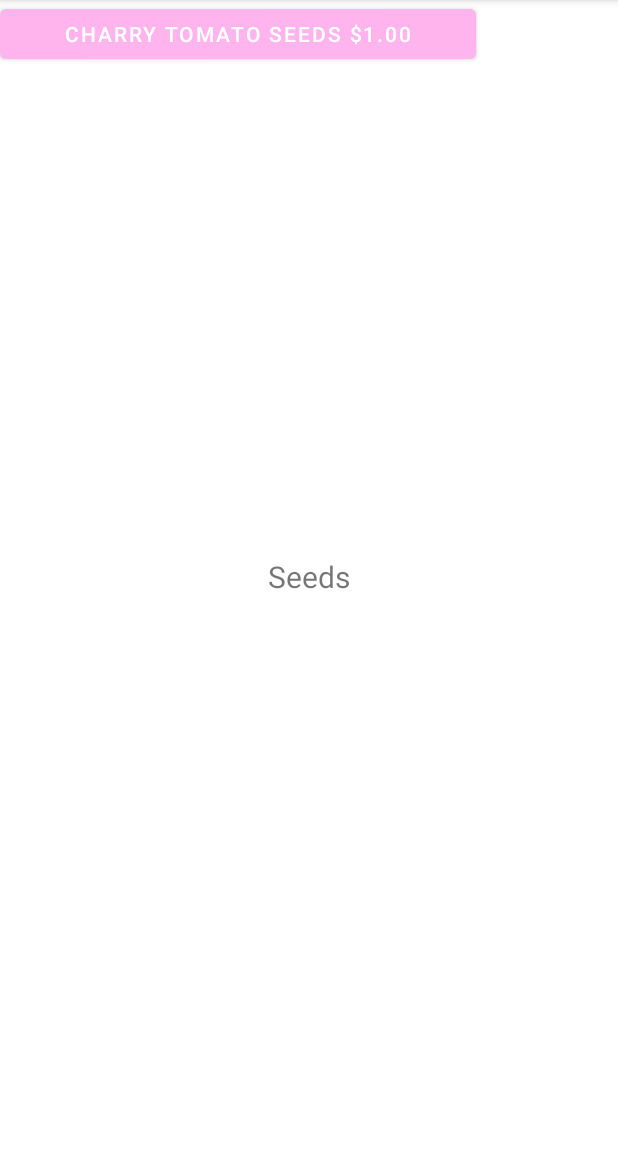
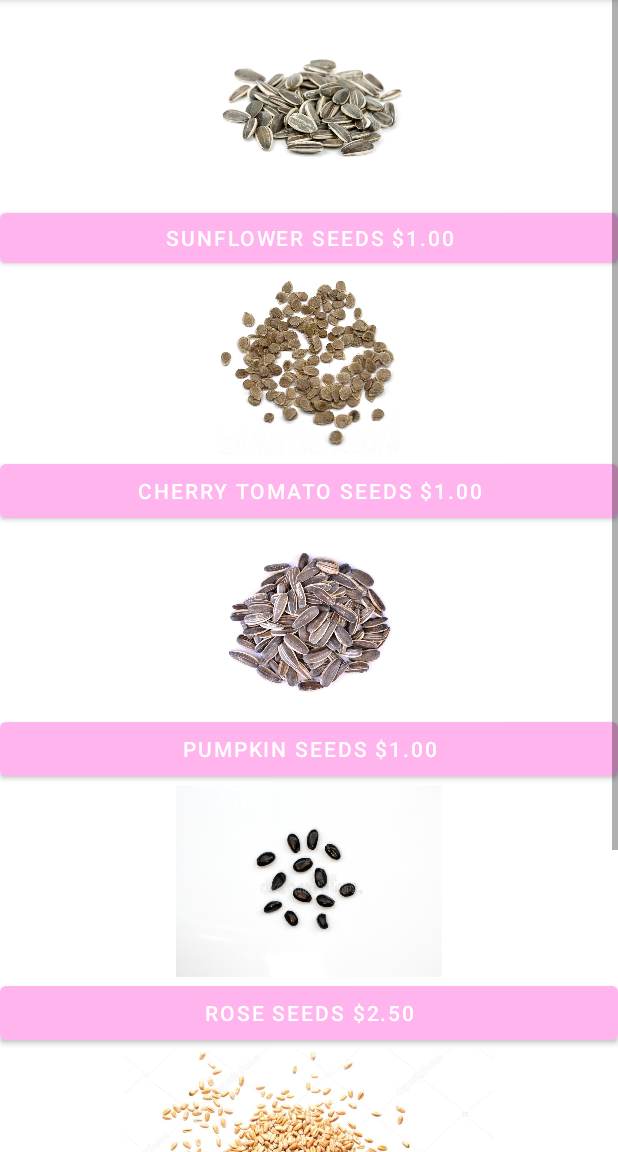
Before and after one commit to s5teixeira/BlossomGardens, an Android app: the fragment RewardsFragment shown on its own in the app's theme, on a phone screen of 412 x 824 dp, the part 84-1236 px from its top. Run offline under Robolectric (Android 15) with nearby library versions, the phone set to English and light mode, and no system bars.

Commit message:
added seeds page

```diff
--- a/app/src/main/res/layout/fragment_rewards.xml
+++ b/app/src/main/res/layout/fragment_rewards.xml
@@ -16,28 +16,87 @@
     android:layout_width="match_parent"
     android:layout_height="match_parent">
 
-    <TextView
+    <ScrollView
         android:layout_width="match_parent"
-        android:layout_height="wrap_content"
-        android:layout_marginStart="8dp"
-        android:layout_marginTop="8dp"
-        android:layout_marginEnd="8dp"
-        android:layout_marginBottom="8dp"
-        android:text="@string/rewards_fragment"
-        android:textAlignment="center"
-        android:layout_gravity="center_horizontal"
-        android:textSize="20sp"
-        app:layout_constraintBottom_toBottomOf="parent"
-        app:layout_constraintEnd_toEndOf="parent"
-        app:layout_constraintStart_toStartOf="parent"
-        app:layout_constraintTop_toTopOf="parent" />
+        android:layout_height="match_parent">
 
-    <Button
-        android:id="@+id/button8"
-        android:layout_width="317dp"
-        android:layout_height="45dp"
-        android:text="Charry Tomato seeds $1.00"
-        tools:layout_editor_absoluteX="47dp"
-        tools:layout_editor_absoluteY="112dp" />
+        <LinearLayout
+            android:layout_width="match_parent"
+            android:layout_height="wrap_content"
+            android:orientation="vertical" >
+
+            <LinearLayout
+                android:layout_width="match_parent"
+                android:layout_height="match_parent"
+                android:orientation="vertical">
+
+                <ImageView
+                    android:id="@+id/imageView18"
+                    android:layout_width="match_parent"
+                    android:layout_height="136dp"
+                    app:srcCompat="@drawable/sunseeds" />
+
+                <Button
+                    android:id="@+id/button8"
+                    android:layout_width="match_parent"
+                    android:layout_height="45dp"
+                    android:text="Sunflower seeds $1.00" />
+
+                <ImageView
+                    android:id="@+id/imageView2"
+                    android:layout_width="match_parent"
+                    android:layout_height="122dp"
+                    app:srcCompat="@drawable/tomato_seeds" />
+
+                <Button
+                    android:id="@+id/button9"
+                    android:layout_width="match_parent"
+                    android:layout_height="wrap_content"
+                    android:text="Cherry Tomato seeds $1.00" />
+
+                <ImageView
+                    android:id="@+id/imageView20"
+                    android:layout_width="match_parent"
+                    android:layout_height="124dp"
+                    app:srcCompat="@drawable/flower5" />
+
+                <Button
+                    android:id="@+id/button10"
+                    android:layout_width="match_parent"
+                    android:layout_height="wrap_content"
+                    android:text="Pumpkin seeds $1.00" />
+
+                <ImageView
+                    android:id="@+id/imageView21"
+                    android:layout_width="match_parent"
+                    android:layout_height="128dp"
+                    app:srcCompat="@drawable/flower2" />
+
+                <Button
+                    android:id="@+id/button11"
+                    android:layout_width="match_parent"
+                    android:layout_height="wrap_content"
+                    android:text="Rose seeds $2.50" />
+
+                <ImageView
+                    android:id="@+id/imageView22"
+                    android:layout_width="match_parent"
+                    android:layout_height="165dp"
+                    app:srcCompat="@drawable/flower3" />
+
+                <Button
+                    android:id="@+id/button12"
+                    android:layout_width="match_parent"
+                    android:layout_height="wrap_content"
+                    android:text="Petunia seeds $1.50" />
+
+                <TextView
+                    android:id="@+id/textView"
+                    android:layout_width="match_parent"
+                    android:layout_height="128dp"
+                    android:text="      " />
+            </LinearLayout>
+        </LinearLayout>
+    </ScrollView>
 
 </androidx.constraintlayout.widget.ConstraintLayout>
```
Also changed, not shown: app/src/main/res/drawable/flower2.png (added), app/src/main/res/drawable/flower3.png (added), app/src/main/res/drawable/flower4.png (added), app/src/main/res/drawable/flower5.png (added), app/src/main/res/drawable/sunseeds.png (added), app/src/main/res/drawable/tomato_seeds.png (added).
